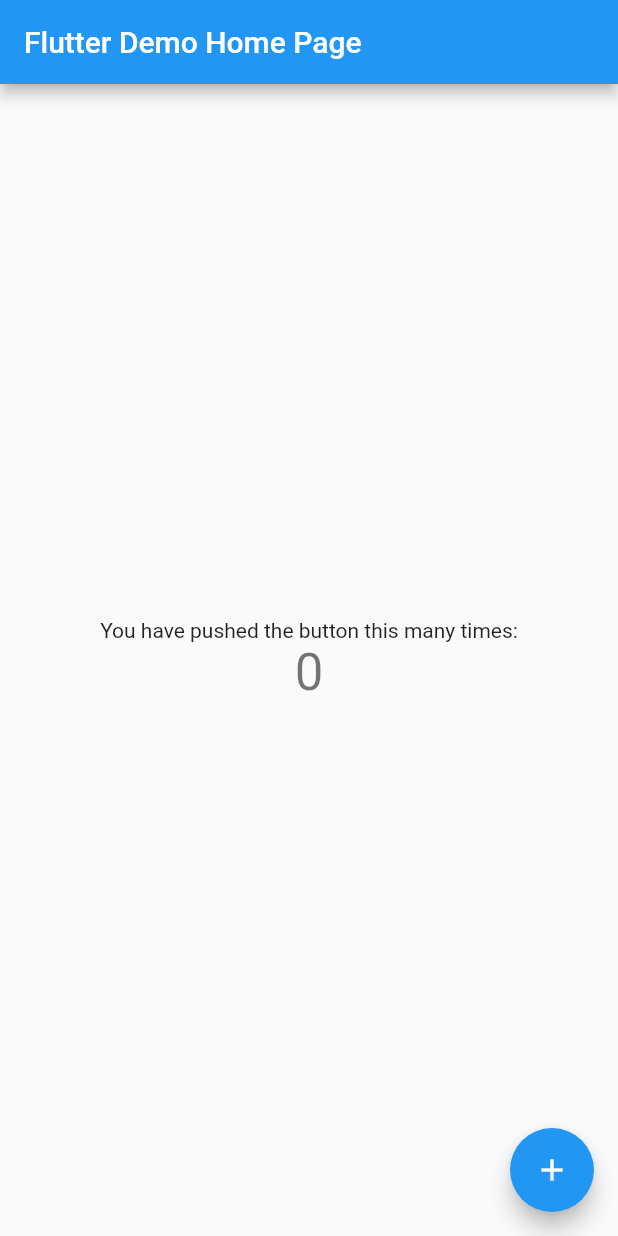
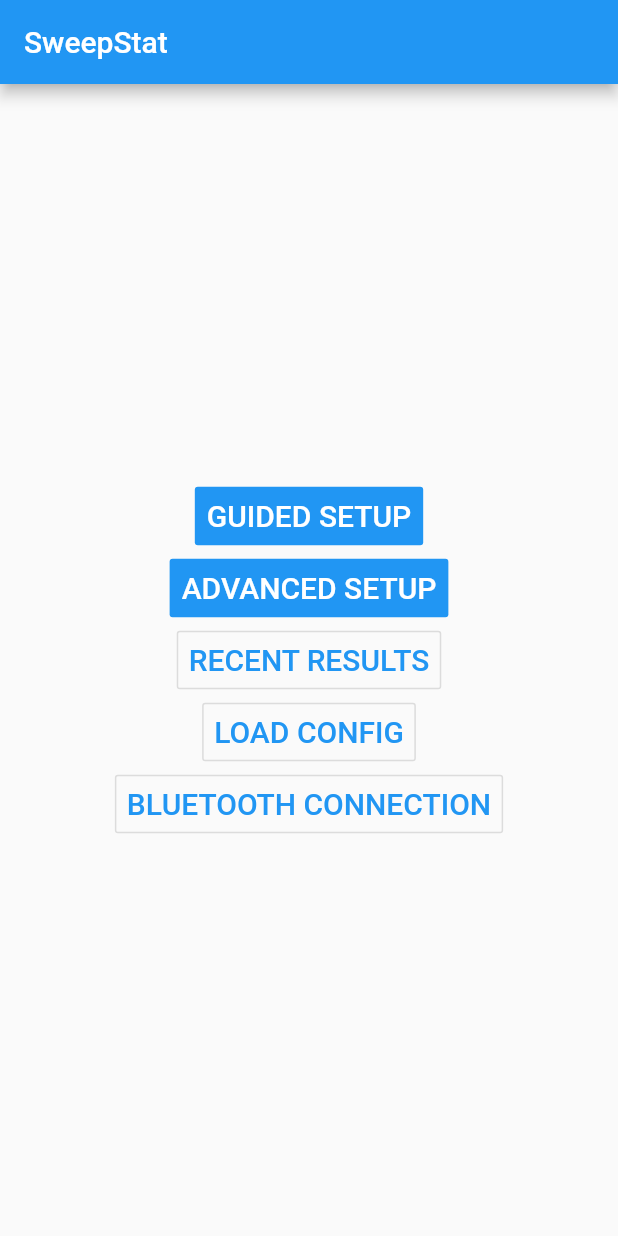
Before and after one commit to matthewverber/sweep_stat_app, a Flutter app: the screen it shows after launch, on a phone screen of 412 x 824 dp. Run offline on Flutter 3.47's test engine with Material 2 defaults, Android fonts, the phone set to English and light mode, and no system bars.

Commit message:
Added main menu buttons to MyHomePage widget

```diff
--- a/lib/main.dart
+++ b/lib/main.dart
@@ -26,7 +26,7 @@ class MyApp extends StatelessWidget {
         // closer together (more dense) than on mobile platforms.
         visualDensity: VisualDensity.adaptivePlatformDensity,
       ),
-      home: MyHomePage(title: 'Flutter Demo Home Page'),
+      home: MyHomePage(title: 'SweepStat'),
     );
   }
 }
@@ -97,21 +97,96 @@ class _MyHomePageState extends State<MyHomePage> {
           // horizontal).
           mainAxisAlignment: MainAxisAlignment.center,
           children: <Widget>[
-            Text(
+            /*Text(
               'You have pushed the button this many times:',
             ),
             Text(
               '$_counter',
               style: Theme.of(context).textTheme.headline4,
+            ),*/
+            FlatButton(
+              color: Colors.blue,
+              textColor: Colors.white,
+              disabledColor: Colors.grey,
+              disabledTextColor: Colors.black,
+              padding: EdgeInsets.all(8.0),
+              splashColor: Colors.blueAccent,
+              onPressed: () {
+                /*...*/
+              },
+              child: Text(
+                "GUIDED SETUP",
+                style: TextStyle(fontSize: 20.0),
+              ),
+            ),
+            FlatButton(
+              color: Colors.blue,
+              textColor: Colors.white,
+              disabledColor: Colors.grey,
+              disabledTextColor: Colors.black,
+              padding: EdgeInsets.all(8.0),
+              splashColor: Colors.blueAccent,
+              onPressed: () {
+                /*...*/
+              },
+              child: Text(
+                "ADVANCED SETUP",
+                style: TextStyle(fontSize: 20.0),
+              ),
+            ),
+            OutlineButton(
+              color: Colors.grey,
+              textColor: Colors.blue,
+              disabledBorderColor: Colors.grey,
+              disabledTextColor: Colors.grey,
+              padding: EdgeInsets.all(8.0),
+              splashColor: Colors.blueAccent,
+              onPressed: () {
+                /*...*/
+              },
+              child: Text(
+                "RECENT RESULTS",
+                style: TextStyle(fontSize: 20.0),
+              ),
+            ),
+            OutlineButton(
+              color: Colors.grey,
+              textColor: Colors.blue,
+              disabledBorderColor: Colors.grey,
+              disabledTextColor: Colors.grey,
+              padding: EdgeInsets.all(8.0),
+              splashColor: Colors.blueAccent,
+              onPressed: () {
+                /*...*/
+              },
+              child: Text(
+                "LOAD CONFIG",
+                style: TextStyle(fontSize: 20.0),
+              ),
+            ),
+            OutlineButton(
+              color: Colors.grey,
+              textColor: Colors.blue,
+              disabledBorderColor: Colors.grey,
+              disabledTextColor: Colors.grey,
+              padding: EdgeInsets.all(8.0),
+              splashColor: Colors.blueAccent,
+              onPressed: () {
+                /*...*/
+              },
+              child: Text(
+                "BLUETOOTH CONNECTION",
+                style: TextStyle(fontSize: 20.0),
+              ),
             ),
           ],
         ),
       ),
-      floatingActionButton: FloatingActionButton(
+      /*floatingActionButton: FloatingActionButton(
         onPressed: _incrementCounter,
         tooltip: 'Increment',
         child: Icon(Icons.add),
-      ), // This trailing comma makes auto-formatting nicer for build methods.
+      ),*/ // This trailing comma makes auto-formatting nicer for build methods.
     );
   }
 }
```
Also changed, not shown: pubspec.lock, 6 other files.
